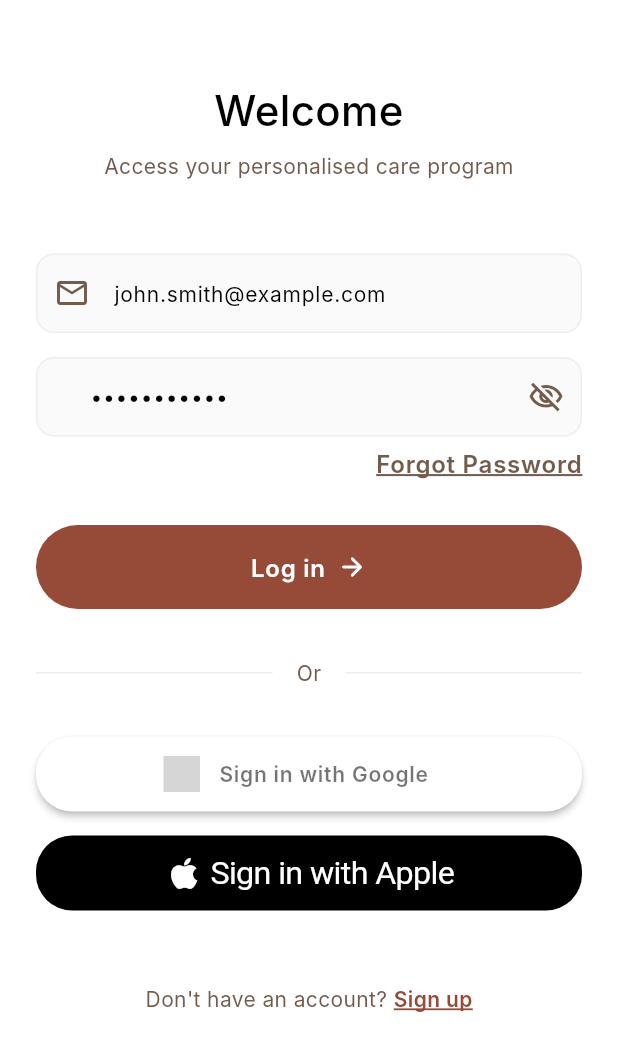
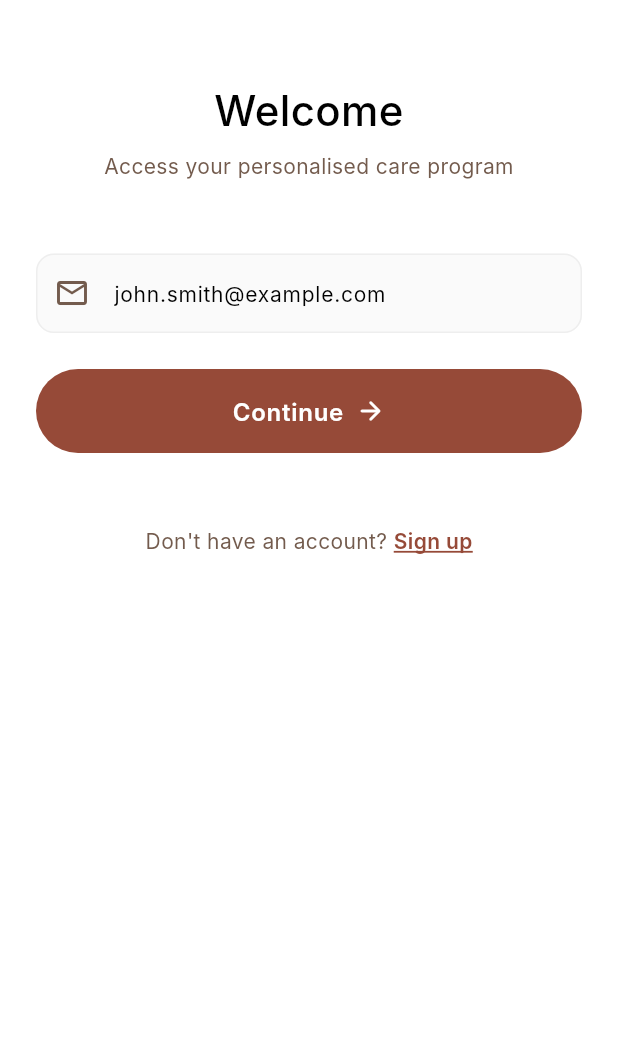
Before and after one commit to KiranSImeLabs/Nuevo-Mobile-App, a Flutter app: the screen it shows after launch, on a phone screen of 412 x 824 dp. Shown: the top 1051 px of the screen. Run offline on Flutter 3.47's test engine with Material 3 defaults, Android fonts, the light colour scheme and no system bars; drawn by our look-alikes of sign_in_button, sign_in_with_apple; our stand-ins replace dartz, dio, equatable, flutter_riverpod, flutter_secure_storage, flutter_svg and 7 more; Roboto replaces fonts that are missing (Inter); grey boxes are pictures that could not be loaded.

Commit message:
Added OTP Auth for login and sign up
Remove password authentication
Remove the Google + Apple authentication
Added OTP Auth for Login.

```diff
--- a/lib/core/constants/app_constants.dart
+++ b/lib/core/constants/app_constants.dart
@@ -15,6 +15,8 @@ class ApiConstants {
   static const String myActivePhaseWeekly = '/phases/my-active-phase/weekly';
   static const String myActivePhaseProgress = '/phases/my-active-phase/progress';
   static const String login = '/auth/login';
+  static const String generateOtp = '/auth/generate-otp';
+  static const String loginOtp = '/auth/login-otp';
   static const String register = '/auth/register';
   static const String googleLogin = '/auth/register-or-login-google';
   static const String appleLogin = '/auth/register-or-login-apple';
--- a/lib/domain/usecases/auth/signup_usecase.dart
+++ b/lib/domain/usecases/auth/signup_usecase.dart
@@ -16,7 +16,6 @@ class SignupUseCase implements UseCase<User, SignupParams> {
   Future<Either<Failure, User>> call(SignupParams params) async {
     return await repository.signup(
       email: params.email,
-      password: params.password,
       firstName: params.firstName,
       lastName: params.lastName,
       phoneNumber: params.phoneNumber,
@@ -27,19 +26,17 @@ class SignupUseCase implements UseCase<User, SignupParams> {
 /// Signup Parameters
 class SignupParams extends Equatable {
   final String email;
-  final String password;
   final String firstName;
   final String lastName;
   final String? phoneNumber;
 
   const SignupParams({
     required this.email,
-    required this.password,
     required this.firstName,
     required this.lastName,
     this.phoneNumber,
   });
 
   @override
-  List<Object?> get props => [email, password, firstName, lastName, phoneNumber];
+  List<Object?> get props => [email, firstName, lastName, phoneNumber];
 }
--- a/lib/presentation/screens/auth/login_screen.dart
+++ b/lib/presentation/screens/auth/login_screen.dart
@@ -1,9 +1,6 @@
 import 'package:flutter/material.dart';
 import 'package:flutter_riverpod/flutter_riverpod.dart';
 import 'package:go_router/go_router.dart';
-import 'package:sign_in_with_apple/sign_in_with_apple.dart' as apple;
-import 'package:sign_in_button/sign_in_button.dart';
-// import 'package:sign_in_with_apple/sign_in_with_apple.dart';
 import '../../providers/auth_provider.dart';
 import '../../providers/auth_state.dart';
 import '../../../core/theme/app_theme.dart';
@@ -19,33 +16,49 @@ class LoginScreen extends ConsumerStatefulWidget {
 
 class _LoginScreenState extends ConsumerState<LoginScreen> {
   final _formKey = GlobalKey<FormState>();
-  //ihimrao+ela64u@yopmail.com, Raa@05144
-  //john.smith@example.com,password123
   final _emailController = TextEditingController(text: "john.smith@example.com");
-  final _passwordController = TextEditingController(text: "password123");
+  final _otpController = TextEditingController();
 
-  // Visibility state for password
-  bool _obscurePassword = true;
+  bool _isOtpState = false;
 
   @override
   void dispose() {
     _emailController.dispose();
-    _passwordController.dispose();
+    _otpController.dispose();
     super.dispose();
   }
 
-  void _login() {
+  Future<void> _continue() async {
     if (_formKey.currentState!.validate()) {
-      ref.read(authProvider.notifier).login(
+      final success = await ref.read(authProvider.notifier).sendOtp(
             _emailController.text.trim(),
-            _passwordController.text,
+          );
+      if (success && mounted) {
+        setState(() {
+          _isOtpState = true;
+        });
+      }
+    }
+  }
+
+  void _verifyOtp() {
+    if (_formKey.currentState!.validate()) {
+      ref.read(authProvider.notifier).verifyOtp(
+            _emailController.text.trim(),
+            _otpController.text.trim(),
           );
     }
   }
 
+  void _changeEmail() {
+    setState(() {
+      _isOtpState = false;
+      _otpController.clear();
+    });
+  }
+
   @override
   Widget build(BuildContext context) {
-    // Listen to Auth State for errors
     ref.listen<AuthState>(authProvider, (previous, next) {
       if (next.status == AuthStatus.error && next.error != null) {
         ScaffoldMessenger.of(context).showSnackBar(
@@ -60,7 +73,7 @@ class _LoginScreenState extends ConsumerState<LoginScreen> {
     final authState = ref.watch(authProvider);
 
     return Scaffold(
-      backgroundColor: Colors.white, // Ensure white background as per design
+      backgroundColor: Colors.white,
       body: SafeArea(
         child: SingleChildScrollView(
           child: Padding(
@@ -74,7 +87,7 @@ class _LoginScreenState extends ConsumerState<LoginScreen> {
 
                   // Header
                   Text(
-                    AppStrings.welcomeBack,
+                    _isOtpState ? "Verify OTP" : AppStrings.welcomeBack,
                     style: AppTextStyles.h2.copyWith(
                       fontSize: 28,
                       fontWeight: FontWeight.w500,
@@ -83,7 +96,9 @@ class _LoginScreenState extends ConsumerState<LoginScreen> {
                   ),
                   const SizedBox(height: 8),
                   Text(
-                    AppStrings.accessProgram,
+                    _isOtpState
+                        ? "Enter the OTP sent to your email"
+                        : AppStrings.accessProgram,
                     style: AppTextStyles.bodyMedium.copyWith(
                       color: AppColors.textSecondary,
                     ),
@@ -91,6 +106,7 @@ class _LoginScreenState extends ConsumerState<LoginScreen> {
                   ),
                   const SizedBox(height: 48),
 
+                  if (!_isOtpState) ...[
                     // Email Input
                     TextFormField(
                       controller: _emailController,
@@ -98,7 +114,7 @@ class _LoginScreenState extends ConsumerState<LoginScreen> {
                         hintText: AppStrings.emailAddress,
                         prefixIcon: const Icon(Icons.mail_outline, color: AppColors.textSecondary),
                         filled: true,
-                      fillColor: const Color(0xFFFAFAFA), // Very light grey
+                        fillColor: const Color(0xFFFAFAFA),
                         border: OutlineInputBorder(
                           borderRadius: BorderRadius.circular(12),
                           borderSide: const BorderSide(color: Color(0xFFEEEEEE)),
@@ -118,78 +134,15 @@ class _LoginScreenState extends ConsumerState<LoginScreen> {
                       enabled: !authState.isLoading,
                       style: AppTextStyles.bodyMedium,
                     ),
-                  const SizedBox(height: 16),
-
-                  // Password Input
-                  TextFormField(
-                    controller: _passwordController,
-                    decoration: InputDecoration(
-                      hintText: AppStrings.password,
-                      suffixIcon: IconButton(
-                        icon: Icon(
-                          _obscurePassword ? Icons.visibility_off_outlined : Icons.visibility_outlined,
-                          color: AppColors.textSecondary,
-                        ),
-                        onPressed: () {
-                          setState(() {
-                            _obscurePassword = !_obscurePassword;
-                          });
-                        },
-                      ),
-                      filled: true,
-                      fillColor: const Color(0xFFFAFAFA),
-                      border: OutlineInputBorder(
-                        borderRadius: BorderRadius.circular(12),
-                        borderSide: const BorderSide(color: Color(0xFFEEEEEE)),
-                      ),
-                      enabledBorder: OutlineInputBorder(
-                        borderRadius: BorderRadius.circular(12),
-                        borderSide: const BorderSide(color: Color(0xFFEEEEEE)),
-                      ),
-                      focusedBorder: OutlineInputBorder(
-                        borderRadius: BorderRadius.circular(12),
-                        borderSide: const BorderSide(color: AppColors.primaryColor),
-                      ),
-                      contentPadding: const EdgeInsets.symmetric(horizontal: 16, vertical: 16, // No prefix icon means standard padding works well
-                      ),
-                         // Add text padding if needed? Default is fine.
-                         // But since we removed prefixIcon, text might be too close to edge?
-                         // ContentPadding handles it.
-                      prefix: const SizedBox(width: 16), // Add left padding manually or use contentPadding logic
-                    ),
-                    obscureText: _obscurePassword,
-                    validator: Validators.validateLoginPassword,
-                    enabled: !authState.isLoading,
-                    style: AppTextStyles.bodyMedium,
-                  ),
-
-                  // Forgot Password
-                  Align(
-                    alignment: Alignment.centerRight,
-                    child: TextButton(
-                      onPressed: () {
-                        context.push('/forgot-password');
-                      },
-                      style: TextButton.styleFrom(
-                        foregroundColor: AppColors.textSecondary,
-                        padding: const EdgeInsets.symmetric(horizontal: 0, vertical: 8),
-                         // Removing minimum size constraints might help align it tight right
-                        minimumSize: Size.zero,
-                        tapTargetSize: MaterialTapTargetSize.shrinkWrap,
-                      ),
-                      child: const Text(AppStrings.forgotPassword, style: TextStyle(decoration: TextDecoration.underline)),
-                    ),
-                  ),
-                  //ihimrao+ela64u@yopmail.com
                     const SizedBox(height: 24),
 
-                  // Login Button
+                    // Continue Button
                     SizedBox(
-                    height: 56, // Taller button
+                      height: 56,
                       child: ElevatedButton(
-                      onPressed: authState.isLoading ? null : _login,
+                        onPressed: authState.isLoading ? null : _continue,
                         style: ElevatedButton.styleFrom(
-                        backgroundColor: AppColors.primaryButtonColor, // Deep Maroon/Primary
+                          backgroundColor: AppColors.primaryButtonColor,
                           foregroundColor: Colors.white,
                           shape: RoundedRectangleBorder(
                             borderRadius: BorderRadius.circular(30),
@@ -206,7 +159,7 @@ class _LoginScreenState extends ConsumerState<LoginScreen> {
                                 mainAxisAlignment: MainAxisAlignment.center,
                                 children: const [
                                   Text(
-                                  AppStrings.login,
+                                    "Continue",
                                     style: TextStyle(
                                       fontSize: 16,
                                       fontWeight: FontWeight.w600,
@@ -218,56 +171,90 @@ class _LoginScreenState extends ConsumerState<LoginScreen> {
                               ),
                       ),
                     ),
+                  ],
 
-                  const SizedBox(height: 32),
+                  if (_isOtpState) ...[
+                    // OTP Input
+                    TextFormField(
+                      controller: _otpController,
+                      decoration: InputDecoration(
+                        hintText: "Enter OTP",
+                        prefixIcon: const Icon(Icons.lock_outline, color: AppColors.textSecondary),
+                        filled: true,
+                        fillColor: const Color(0xFFFAFAFA),
+                        border: OutlineInputBorder(
+                          borderRadius: BorderRadius.circular(12),
+                          borderSide: const BorderSide(color: Color(0xFFEEEEEE)),
+                        ),
+                        enabledBorder: OutlineInputBorder(
+                          borderRadius: BorderRadius.circular(12),
+                          borderSide: const BorderSide(color: Color(0xFFEEEEEE)),
+                        ),
+                        focusedBorder: OutlineInputBorder(
+                          borderRadius: BorderRadius.circular(12),
+                          borderSide: const BorderSide(color: AppColors.primaryColor),
+                        ),
+                        contentPadding: const EdgeInsets.symmetric(vertical: 16),
+                      ),
+                      keyboardType: TextInputType.number,
+                      validator: (value) => value != null && value.isNotEmpty ? null : 'Please enter OTP',
+                      enabled: !authState.isLoading,
+                      style: AppTextStyles.bodyMedium,
+                    ),
+                    const SizedBox(height: 16),
 
-                  // Divider
-                  Row(
-                    children: [
-                      const Expanded(child: Divider(color: Color(0xFFEEEEEE), thickness: 1)),
-                      Padding(
-                        padding: const EdgeInsets.symmetric(horizontal: 16),
-                        child: Text(
-                          AppStrings.or,
-                          style: AppTextStyles.bodyMedium.copyWith(color: AppColors.textSecondary),
+                    // Change Email Option
+                    Align(
+                      alignment: Alignment.centerRight,
+                      child: TextButton(
+                        onPressed: authState.isLoading ? null : _changeEmail,
+                        style: TextButton.styleFrom(
+                          foregroundColor: AppColors.textSecondary,
+                          padding: const EdgeInsets.symmetric(horizontal: 0, vertical: 8),
+                          minimumSize: Size.zero,
+                          tapTargetSize: MaterialTapTargetSize.shrinkWrap,
+                        ),
+                        child: const Text("Change Email", style: TextStyle(decoration: TextDecoration.underline)),
                       ),
                     ),
-                      const Expanded(child: Divider(color: Color(0xFFEEEEEE), thickness: 1)),
+                    const SizedBox(height: 24),
+
+                    // Verify OTP Button
+                    SizedBox(
+                      height: 56,
+                      child: ElevatedButton(
+                        onPressed: authState.isLoading ? null : _verifyOtp,
+                        style: ElevatedButton.styleFrom(
+                          backgroundColor: AppColors.primaryButtonColor,
+                          foregroundColor: Colors.white,
+                          shape: RoundedRectangleBorder(
+                            borderRadius: BorderRadius.circular(30),
+                          ),
+                          elevation: 0,
+                        ),
+                        child: authState.isLoading
+                            ? const SizedBox(
+                                height: 24,
+                                width: 24,
+                                child: CircularProgressIndicator(color: Colors.white, strokeWidth: 2),
+                              )
+                            : Row(
+                                mainAxisAlignment: MainAxisAlignment.center,
+                                children: const [
+                                  Text(
+                                    "Verify OTP",
+                                    style: TextStyle(
+                                      fontSize: 16,
+                                      fontWeight: FontWeight.w600,
+                                    ),
+                                  ),
+                                  SizedBox(width: 8),
+                                  Icon(Icons.check_circle_outline, size: 20),
                                 ],
-                  ),
-
-                  const SizedBox(height: 32),
-
-                  // Social Logins
-                  // Google
-                  // Social Logins
-                  // Google
-                  SizedBox(
-                    height: 50,
-                    child: SignInButton(
-                      Buttons.google,
-                      text: "Sign in with Google",
-                      onPressed: () {
-                        ref.read(authProvider.notifier).signInWithGoogle();
-                      },
-                      shape: RoundedRectangleBorder(
-                        borderRadius: BorderRadius.circular(24),
                               ),
                       ),
                     ),
-
-                  const SizedBox(height: 16),
-
-                  // Apple
-                  apple.SignInWithAppleButton(
-                    onPressed: () {
-                      ref.read(authProvider.notifier).signInWithApple();
-                    },
-                    height: 50, // Match Google button height
-                    style: apple.SignInWithAppleButtonStyle.black, // Native black style
-                    borderRadius: BorderRadius.circular(24), // Match Google button radius
-                    iconAlignment: apple.IconAlignment.left,
-                  ),
+                  ],
 
                   const SizedBox(height: 48),
 
@@ -284,7 +271,7 @@ class _LoginScreenState extends ConsumerState<LoginScreen> {
                         child: Text(
                           AppStrings.signupLink,
                           style: AppTextStyles.bodyMedium.copyWith(
-                            color: AppColors.primaryButtonColor,//const Color(0xFF8B3A3A), // Match primary
+                            color: AppColors.primaryButtonColor,
                             fontWeight: FontWeight.w600,
                             decoration: TextDecoration.underline,
                             decorationColor: AppColors.primaryButtonColor,
```
Also changed, not shown: lib/data/datasources/remote/api_client.dart (+25 -1 lines), lib/data/models/auth_response_model.dart (+38 -2 lines), lib/data/repositories/auth_repository_impl.dart (+76 -2 lines), lib/domain/repositories/auth_repository.dart (+11 -1 lines), lib/domain/usecases/auth/send_otp_usecase.dart (added, +15 -0 lines), lib/domain/usecases/auth/verify_otp_usecase.dart (added, +20 -0 lines), lib/presentation/providers/auth_provider.dart (+42 -3 lines), lib/presentation/providers/core_providers.dart (+12 -0 lines), lib/presentation/screens/auth/signup_screen.dart (+6 -76 lines), lib/data/models/appointment_model.g.dart, lib/data/models/auth_response_model.g.dart, 8 other files. Lines whose indentation alone changed are shown as unchanged.
